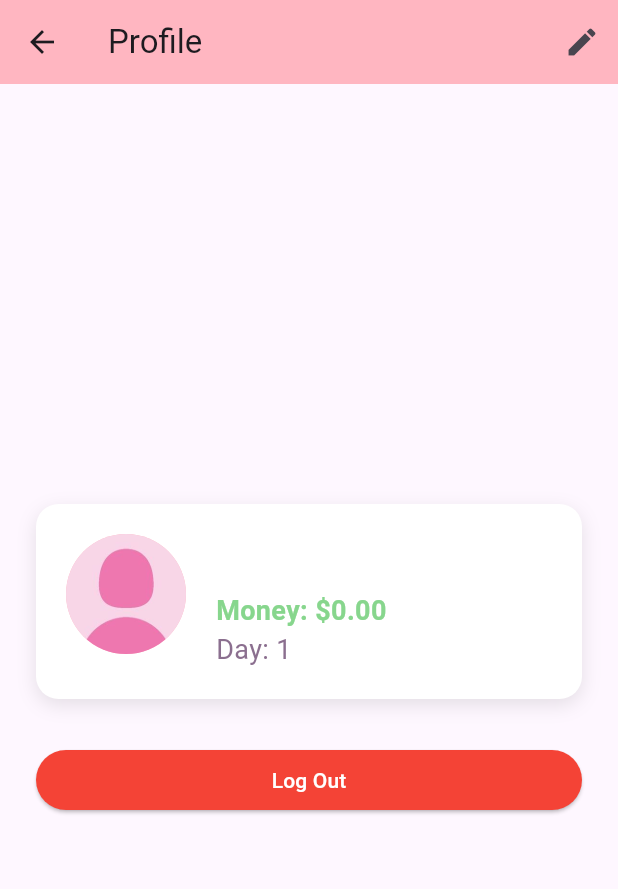
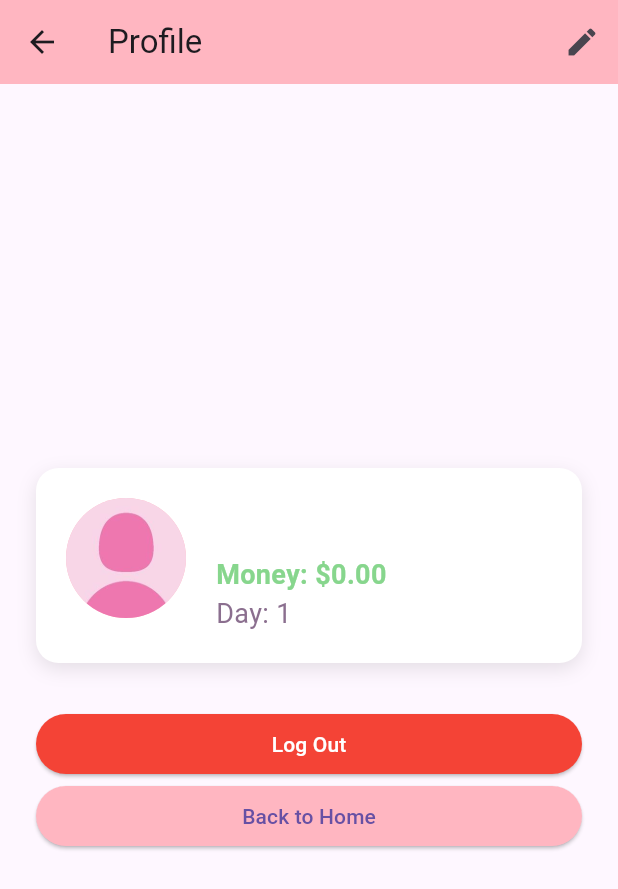
Before and after one commit to Iris-XIII/CS407-Dessert-Delivery-Dash, a Flutter app: the ProfileScreen screen opened by its route, on a phone screen of 412 x 824 dp. Shown: the top 889 px of the screen. Run offline on Flutter 3.47's test engine with Material 3 defaults, Android fonts, the phone set to English and light mode, and no system bars; our stand-ins replace cloud_firestore, firebase_auth, firebase_core, image_picker, sensors_plus; accounts and stored records are empty; generated files the repository leaves out were written again.

Commit message:
Added home button to profile screen

```diff
--- a/lib/screens/profile_screen.dart
+++ b/lib/screens/profile_screen.dart
@@ -487,6 +487,17 @@ class _ProfileScreenState extends State<ProfileScreen> {
                 style: ElevatedButton.styleFrom(backgroundColor: Colors.red),
                 child: const Text("Log Out", style: TextStyle(color: Colors.white)),
               ),
+
+              ElevatedButton(
+                onPressed: () {
+                  Navigator.pushNamed(context, '/starting');
+                },
+                style: ElevatedButton.styleFrom(
+                  backgroundColor: const Color(0xFFFFB6C1),
+                ),
+                child: const Text("Back to Home")
+              )
+
             ],
           ),
         )
```
